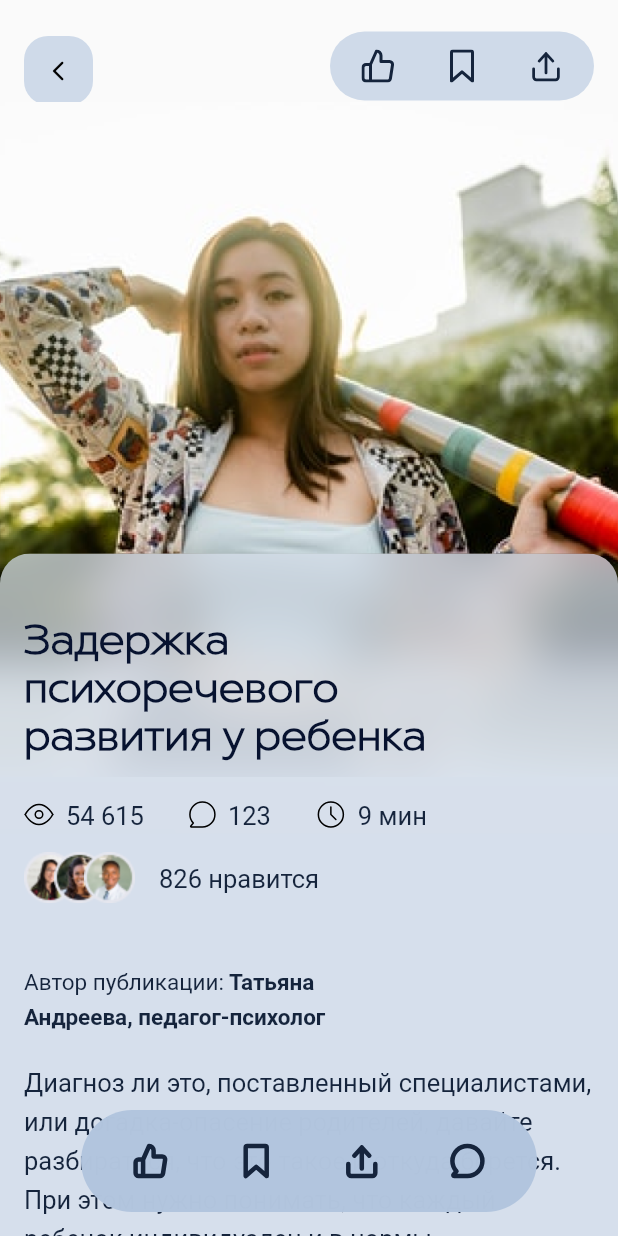
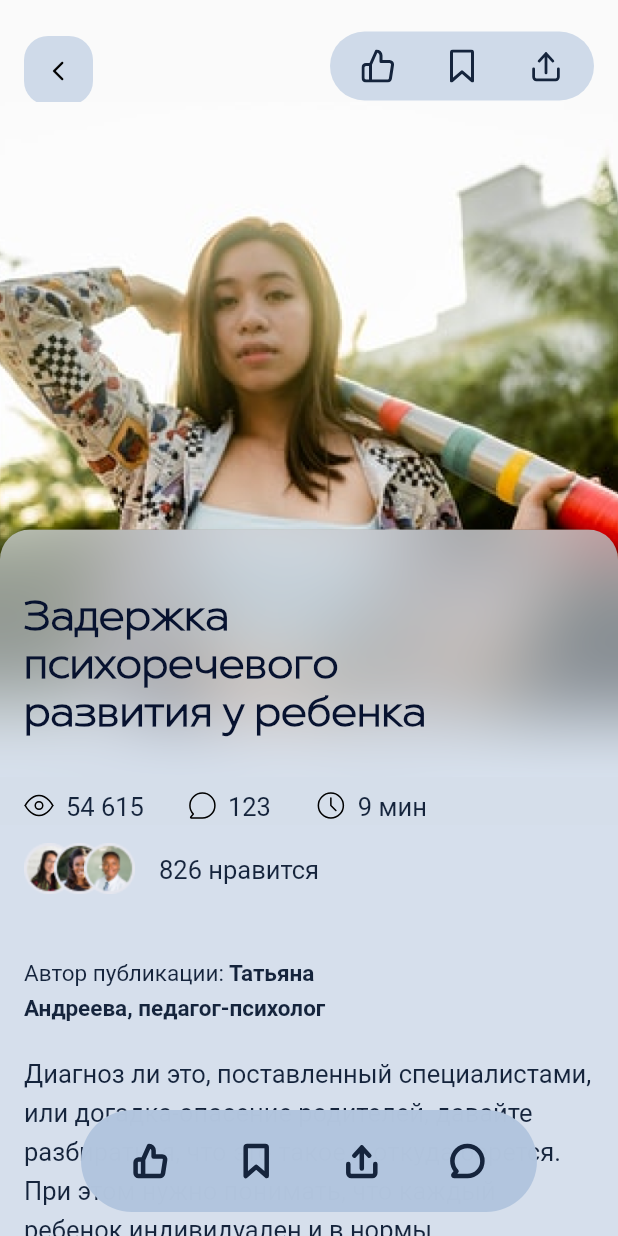
Before and after one commit to nelsonweze/project12, a Flutter app: the screen it shows after launch, on a phone screen of 412 x 824 dp. Run offline on Flutter 3.47's test engine with Material 2 defaults, Android fonts, the phone set to English and light mode, and no system bars; drawn by our look-alikes of blurrycontainer; our stand-ins replace flutter_svg; Roboto replaces fonts that are missing (SF Pro Text Regular).

Commit message:
added screenshots

```diff
--- a/lib/comment.dart
+++ b/lib/comment.dart
@@ -57,7 +57,7 @@ class CommentPage extends StatelessWidget {
                 ),
                 Text('28',
                     style: headingTextSyle(context)
-                        .copyWith(color: Colors.grey, fontSize: 20))
+                        .copyWith(color: Colors.grey[600], fontSize: 22, height: 1.4))
               ]),
             ),
             SliverToBoxAdapter(
--- a/lib/home.dart
+++ b/lib/home.dart
@@ -94,12 +94,12 @@ class MyHomePage extends StatelessWidget {
                   Positioned(
                     bottom: 0,
                     child: BlurryContainer(
-                      blur: 5,
+                      blur: 500,
                       padding: EdgeInsets.zero,
                       borderRadius: BorderRadius.zero,
                       child: Container(
-                        height: 80,
-                        color: primarySwatch.shade50.withOpacity(0.6),
+                        height: 40,
+                        color: primarySwatch.shade200,
                         width: MediaQuery.of(context).size.width,
                       ),
                     ),
@@ -108,14 +108,14 @@ class MyHomePage extends StatelessWidget {
                     bottom: 0,
                     child: BlurryContainer(
                       padding: EdgeInsets.zero,
-                      blur: 15,
+                      blur: 25,
                       borderRadius: BorderRadius.only(
                           topLeft: Radius.circular(20),
                           topRight: Radius.circular(20)),
                       width: MediaQuery.of(context).size.width,
                       child: Container(
-                        color: Color.fromRGBO(219, 229, 242, 0.7),
-                        padding: EdgeInsets.only(top: 45, left: 16, bottom: 8),
+                        color: Color.fromRGBO(219, 229, 242, 0.6),
+                        padding: EdgeInsets.only(top: 45, left: 16, bottom: 24),
                         child: Container(
                           width: MediaQuery.of(context).size.width * 0.5,
                           child: Text(
@@ -133,12 +133,12 @@ class MyHomePage extends StatelessWidget {
             ),
             SliverToBoxAdapter(
               child: BlurryContainer(
-                  blur: 600,
+                  blur: 6000000,
                   padding: EdgeInsets.zero,
                   borderRadius: BorderRadius.zero,
                   child: Container(
-                    color: primarySwatch.shade300.withOpacity(0.5),
-                    padding: EdgeInsets.only(left: 16, right: 16, top: 12),
+                    color: primarySwatch.shade400.withOpacity(0.4),
+                    padding: EdgeInsets.only(left: 16, right: 16, top: 6),
                     child: Row(
                       children: [
                         IconText(
```
Also changed, not shown: pubspec.lock, 4 other files.
